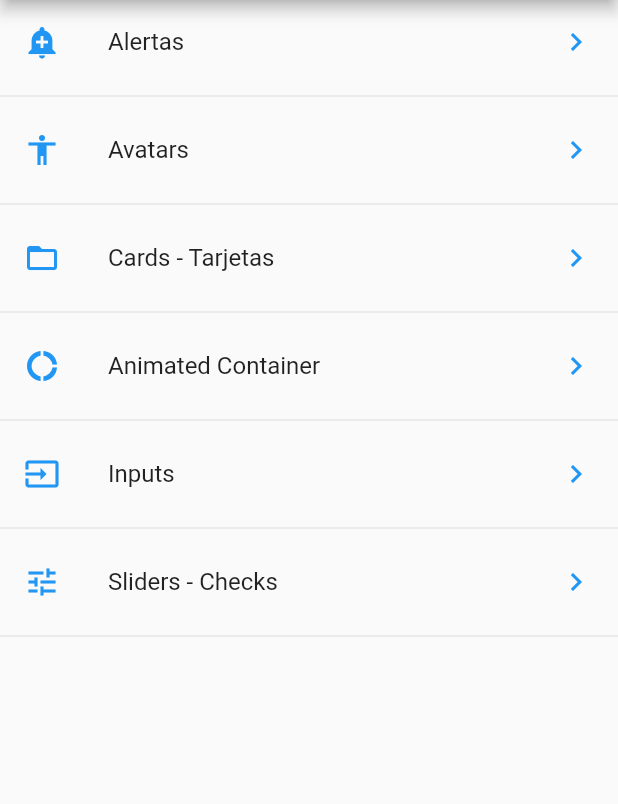
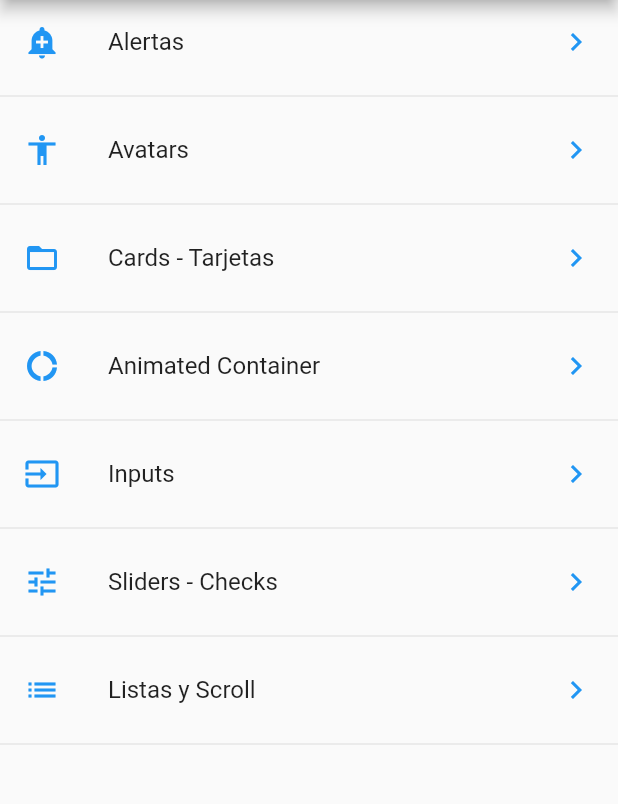
Before and after one commit to RodrigoPorras/Knowing_flutter_components, a Flutter app: the screen it shows after launch, on a phone screen of 412 x 824 dp, the part 84-888 px from its top. Run offline on Flutter 3.47's test engine with Material 2 defaults, Android fonts, the phone set to English and light mode, and no system bars.

Commit message:
ListView Builder and infiniteScroll

```diff
--- a/lib/data/menu_opts.json
+++ b/lib/data/menu_opts.json
@@ -30,6 +30,11 @@
             "ruta" : "slider",
             "icon" : "tune",
             "texto": "Sliders - Checks"
+        },
+        {
+            "ruta" : "list",
+            "icon" : "list",
+            "texto": "Listas y Scroll"
         }
     ]
 }
--- a/lib/src/Routes/routes.dart
+++ b/lib/src/Routes/routes.dart
@@ -4,6 +4,7 @@ import 'package:componentes/src/pages/avatar_page.dart';
 import 'package:componentes/src/pages/card_page.dart';
 import 'package:componentes/src/pages/home_page.dart';
 import 'package:componentes/src/pages/input_page.dart';
+import 'package:componentes/src/pages/listview_page.dart';
 import 'package:componentes/src/pages/slider_page.dart';
 import 'package:flutter/material.dart';
 
@@ -16,5 +17,6 @@ Map<String, WidgetBuilder> getApplicationsRoutes() {
     'animatedContainer': (BuildContext context) => AnimatedContainerPage(),
     'inputs': (BuildContext context) => InputPage(),
     'slider': (BuildContext context) => SliderPAge(),
+    'list': (BuildContext context) => ListaPage(),
   };
 }
--- a/lib/src/Utils/icono_string_util.dart
+++ b/lib/src/Utils/icono_string_util.dart
@@ -7,6 +7,7 @@ final _icons = <String,IconData>{
   'donut_large'   : Icons.donut_large,
   'input'   : Icons.input,
   'tune' : Icons.tune,
+  'list' : Icons.list,
 };
 
 
```
